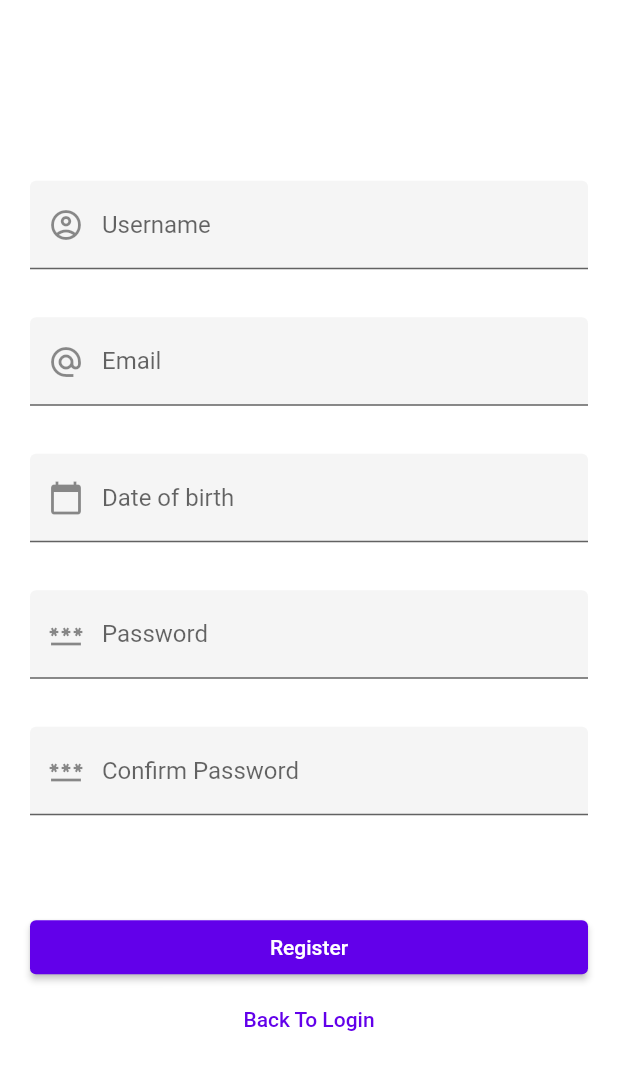
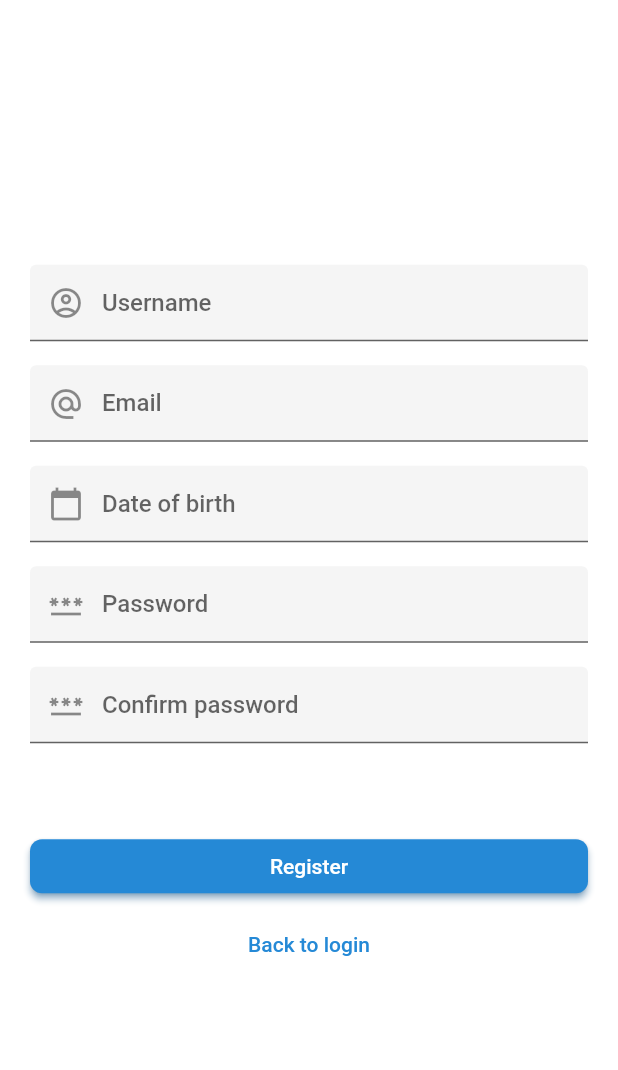
Before and after one commit to PC-Chair-Fight/project-frontend, a Flutter app: the screen it shows after launch, after a tap on "Login", after a tap on "Register", on a phone screen of 412 x 824 dp. Shown: the top 1070 px of the screen. Run offline on Flutter 3.47's test engine with Material 2 defaults, Android fonts, the phone set to English and light mode, and no system bars; our stand-ins replace dio, get_it, shared_preferences.

Commit message:
PCCHAIR-45 Intl Setup, App Theme Update & General Cleanup  (#4)
* Added translation support and cleaned up some code

* Updated the theme to match the UX mock

* PCCHAIR-29 Propagated changes to the register screen

* PCCHAIR-29 Further cleanup

* PCCHAIR-29 Excluded generated files from analysis

* PCCHAIR-29 Created dummy test class

* PCCHAIR-29 Added "_test" prefix to the dummy test class file

* PCCHAIR-29 Tests...

```diff
--- a/analysis_options.yaml
+++ b/analysis_options.yaml
@@ -1,3 +1,9 @@
+analyzer:
+  exclude:
+    - "lib/generated/l10n.dart"
+    - "lib/generated/intl/messages_all.dart"
+    - "lib/generated/intl/messages_en.dart"
+
 linter:
   rules:
     always_use_package_imports: true
--- a/lib/app.dart
+++ b/lib/app.dart
@@ -1,5 +1,8 @@
+import 'package:flutter/cupertino.dart';
 import 'package:flutter/material.dart';
+import 'package:flutter_localizations/flutter_localizations.dart';
 import 'package:project/config/theme.config.dart';
+import 'package:project/generated/l10n.dart';
 import 'package:project/modules/auth/screens/login.screen.dart';
 import 'package:project/modules/auth/screens/register.screen.dart';
 
@@ -9,13 +12,21 @@ class App extends StatelessWidget {
   @override
   Widget build(BuildContext context) {
     return MaterialApp(
-      title: 'Project', // TODO - Internationalize using intl
+      onGenerateTitle: (context) => S.of(context).App_title,
       routes: {
         LoginScreen.route: (context) => LoginScreen(),
         RegisterScreen.route: (context) => RegisterScreen()
       },
       initialRoute: LoginScreen.route,
       theme: ThemeConfig.of(context)!.buildThemeData(),
+      supportedLocales: S.delegate.supportedLocales,
+      localizationsDelegates: [
+        S.delegate,
+        GlobalMaterialLocalizations.delegate,
+        GlobalCupertinoLocalizations.delegate,
+        GlobalWidgetsLocalizations.delegate,
+        DefaultCupertinoLocalizations.delegate
+      ],
     );
   }
 }
--- a/lib/core/exceptions/base.exception.dart
+++ b/lib/core/exceptions/base.exception.dart
@@ -1,12 +1,5 @@
 class BaseException implements Exception {
-  String _message = '';
+  late final String message;
 
-  BaseException([String message = 'An unexpected error occurred']) {
-    _message = message;
-  }
-
-  @override
-  String toString() {
-    return _message;
-  }
+  BaseException(String message) : message = message;
 }
--- a/lib/core/exceptions/unauthorized.exception.dart
+++ /dev/null
@@ -1,6 +0,0 @@
-import 'package:project/core/exceptions/base.exception.dart';
-
-class UnauthorizedException extends BaseException {
-  UnauthorizedException([String message = 'Unauthorized for that action'])
-      : super(message);
-}
--- a/lib/core/exceptions/unexpected.exception.dart
+++ b/lib/core/exceptions/unexpected.exception.dart
@@ -1,6 +1,6 @@
 import 'package:project/core/exceptions/base.exception.dart';
+import 'package:project/generated/l10n.dart';
 
 class UnexpectedException extends BaseException {
-  UnexpectedException([String message = 'An unexpected error occurred'])
-      : super(message);
+  UnexpectedException() : super(S.current.Exception_unexpected);
 }
--- a/lib/modules/auth/widgets/login.widget.dart
+++ b/lib/modules/auth/widgets/login.widget.dart
@@ -1,8 +1,11 @@
 import 'package:flutter/material.dart';
 import 'package:project/config/theme.config.dart';
+import 'package:project/generated/l10n.dart';
 import 'package:project/modules/auth/providers/auth.provider.dart';
 import 'package:project/modules/auth/screens/register.screen.dart';
 import 'package:project/modules/shared/utils/validators.utils.dart';
+import 'package:project/modules/shared/widgets/app_logo.widget.dart';
+import 'package:project/modules/shared/widgets/labeled_divider.widget.dart';
 import 'package:provider/provider.dart';
 
 // Define a custom Form widget.
@@ -32,31 +35,7 @@ class LoginState extends State<Login> {
 
   @override
   Widget build(BuildContext context) {
-    final AuthProvider _authProvider = Provider.of<AuthProvider>(context);
-
-    void login() {
-      _authProvider
-          .login(emailController.value.text, passwordController.value.text)
-          .whenComplete(() {
-        ScaffoldMessenger.of(context).showSnackBar(
-          SnackBar(
-            backgroundColor: _authProvider.error == null
-                ? ThemeConfig.of(context)!.successColor
-                : ThemeConfig.of(context)!.errorColor,
-            content: Text(
-              _authProvider.error?.toString() ?? 'Authentication successful',
-              textAlign: TextAlign.center,
-              style: TextStyle(
-                color: _authProvider.error == null
-                    ? ThemeConfig.of(context)!.onSuccessColor
-                    : ThemeConfig.of(context)!.onErrorColor,
-              ),
-            ),
-            duration: Duration(seconds: 4),
-          ),
-        );
-      });
-    }
+    final AuthProvider authProvider = Provider.of<AuthProvider>(context);
 
     // Build a Form widget using the _formKey created above.
     return Form(
@@ -67,84 +46,99 @@ class LoginState extends State<Login> {
           crossAxisAlignment: CrossAxisAlignment.stretch,
           mainAxisAlignment: MainAxisAlignment.center,
           children: <Widget>[
+            SizedBox(
+              height: 128,
+              width: 128,
+              child: AppLogo(),
+            ),
+            SizedBox(height: ThemeConfig.of(context)!.mediumSpacing),
             Text(
-              'Welcome',
-              style: TextStyle(fontSize: ThemeConfig.of(context)!.headline1),
+              S.of(context).LoginScreen_title,
+              style: Theme.of(context).textTheme.headline4,
               textAlign: TextAlign.center,
             ),
-            SizedBox(height: ThemeConfig.of(context)!.largestSpacing),
+            SizedBox(height: ThemeConfig.of(context)!.largeSpacing),
             TextFormField(
               controller: emailController,
-                // The validator receives the text that the user has entered.
               validator: (value) => UtilValidators.guard(value)
-                    .required('Please enter your email')
+                  .required(S.of(context).LoginScreen_validator_email_required)
                   .message,
               decoration: InputDecoration(
-                    label: Text('Email'),
-                    prefixIcon: Icon(Icons.alternate_email))),
-            SizedBox(height: ThemeConfig.of(context)!.largeSpacing),
+                label: Text(S.of(context).LoginScreen_email_input_label),
+                prefixIcon: Icon(Icons.alternate_email),
+              ),
+            ),
+            SizedBox(height: ThemeConfig.of(context)!.mediumSpacing),
             TextFormField(
               obscureText: true,
               enableSuggestions: false,
               autocorrect: false,
               controller: passwordController,
-              // The validator receives the text that the user has entered.
               validator: (value) => UtilValidators.guard(value)
-                  .required('Please enter your password')
+                  .required(
+                      S.of(context).LoginScreen_validator_password_required)
                   .message,
               decoration: InputDecoration(
-                  label: Text('Password'), prefixIcon: Icon(Icons.password)),
+                label: Text(S.of(context).LoginScreen_password_input_label),
+                prefixIcon: Icon(Icons.password),
+              ),
             ),
             SizedBox(height: ThemeConfig.of(context)!.largestSpacing),
             SizedBox(
               child: ElevatedButton(
-                onPressed: () {
-                  // Validate returns true if the form is valid, or false otherwise.
-                  if (_formKey.currentState!.validate()) {
-                    login();
-                  }
-                },
-                child: const Text('Login'),
+                onPressed: () => _login(authProvider),
+                child: Text(S.of(context).LoginScreen_login_button),
               ),
             ),
             SizedBox(height: ThemeConfig.of(context)!.largeSpacing),
-            SizedBox(
-                child: Row(
-              mainAxisAlignment: MainAxisAlignment.center,
-              children: [
-                Expanded(child: Divider()),
-                Padding(
-                  padding: const EdgeInsets.symmetric(horizontal: 10),
-                  child: Text('OR'),
+            LabeledDivider(
+              label: Text(S.of(context).LoginScreen_or),
             ),
-                Expanded(child: Divider())
-              ],
-            )),
             SizedBox(height: ThemeConfig.of(context)!.largeSpacing),
-            SizedBox(
-              child: ElevatedButton(
+            OutlinedButton(
               onPressed: () =>
                   Navigator.pushNamed(context, RegisterScreen.route),
-                child: const Text('Register'),
-              ),
+              child: Text(S.of(context).LoginScreen_register_button),
             ),
             SizedBox(height: ThemeConfig.of(context)!.mediumSpacing),
-            SizedBox(
-              child: ElevatedButton(
+            ElevatedButton(
               onPressed: null,
-                child: const Text('Continue with Google'),
-              ),
+              child: Text(S.of(context).LoginScreen_google_button),
             ),
             SizedBox(height: ThemeConfig.of(context)!.mediumSpacing),
-            SizedBox(
-              child: ElevatedButton(
+            ElevatedButton(
               onPressed: null,
-                child: const Text('Continue with Facebook'),
-              ),
+              child: Text(S.of(context).LoginScreen_facebook_button),
             ),
           ],
         ),
       ),
     );
   }
+
+  void _login(AuthProvider authProvider) {
+    if (_formKey.currentState?.validate() ?? false) {
+      authProvider
+          .login(emailController.value.text, passwordController.value.text)
+          .whenComplete(() {
+        ScaffoldMessenger.of(context).showSnackBar(
+          SnackBar(
+            backgroundColor: authProvider.error == null
+                ? ThemeConfig.of(context)!.successColor
+                : ThemeConfig.of(context)!.errorColor,
+            content: Text(
+              authProvider.error?.message ?? S.of(context).LoginScreen_success,
+              textAlign: TextAlign.center,
+              style: TextStyle(
+                color: authProvider.error == null
+                    ? ThemeConfig.of(context)!.onSuccessColor
+                    : ThemeConfig.of(context)!.onErrorColor,
+              ),
+            ),
+            duration: Duration(seconds: 4),
+          ),
+        );
+      });
     }
+  }
+}
--- a/lib/modules/auth/widgets/register.widget.dart
+++ b/lib/modules/auth/widgets/register.widget.dart
@@ -1,6 +1,8 @@
 import 'package:flutter/cupertino.dart';
 import 'package:flutter/material.dart';
+import 'package:intl/intl.dart';
 import 'package:project/config/theme.config.dart';
+import 'package:project/generated/l10n.dart';
 import 'package:project/modules/auth/providers/auth.provider.dart';
 import 'package:project/modules/shared/utils/validators.utils.dart';
 import 'package:provider/provider.dart';
@@ -39,7 +41,7 @@ class _RegisterState extends State<Register> {
     return Form(
       key: _formKey,
       child: Padding(
-        padding: EdgeInsets.symmetric(horizontal: 20),
+        padding: EdgeInsets.all(ThemeConfig.of(context)!.appMargin),
         child: Column(
           crossAxisAlignment: CrossAxisAlignment.stretch,
           mainAxisAlignment: MainAxisAlignment.center,
@@ -48,61 +50,62 @@ class _RegisterState extends State<Register> {
               textInputAction: TextInputAction.next,
               controller: usernameController,
               validator: (value) => UtilValidators.guard(value)
-                    .required('Please enter an username')
+                  .required(S.of(context).RegisterScreen_username_required)
                   .message,
               decoration: InputDecoration(
-                    label: Text('Username'),
-                    prefixIcon: Icon(Icons.account_circle_outlined))),
-            SizedBox(
-              height: ThemeConfig.of(context)!.largeSpacing,
+                label: Text(S.of(context).RegisterScreen_username_input_label),
+                prefixIcon: Icon(Icons.account_circle_outlined),
               ),
+            ),
+            SizedBox(height: ThemeConfig.of(context)!.mediumSpacing),
             TextFormField(
               textInputAction: TextInputAction.next,
               controller: emailController,
               validator: (value) => UtilValidators.guard(value)
-                    .required('Please enter your email address')
+                  .required(S.of(context).LoginScreen_validator_email_required)
                   .message,
               decoration: InputDecoration(
-                    label: Text('Email'),
-                    prefixIcon: Icon(Icons.alternate_email))),
-            SizedBox(
-              height: ThemeConfig.of(context)!.largeSpacing,
+                label: Text(S.of(context).LoginScreen_email_input_label),
+                prefixIcon: Icon(Icons.alternate_email),
               ),
+            ),
+            SizedBox(height: ThemeConfig.of(context)!.mediumSpacing),
             TextFormField(
               readOnly: true,
               onTap: () => _selectDate(context),
               controller: dateOfBirthController,
+              validator: (value) => UtilValidators.guard(value)
+                  .required(S.of(context).RegisterScreen_date_of_birth_required)
+                  .message,
               decoration: InputDecoration(
-                label: Text('Date of birth'),
+                label: Text(
+                    S.of(context).RegisterScreen_date_of_birth_input_label),
                 prefixIcon: Icon(Icons.calendar_today),
               ),
-              validator: (value) => UtilValidators.guard(value)
-                  .required('Please enter your date of birth')
-                  .message,
             ),
-            SizedBox(
-              height: ThemeConfig.of(context)!.largeSpacing,
-            ),
+            SizedBox(height: ThemeConfig.of(context)!.mediumSpacing),
             TextFormField(
               obscureText: true,
               enableSuggestions: false,
               autocorrect: false,
               textInputAction: TextInputAction.next,
               controller: passwordController,
-                validator: (value) =>
-                    // UtilValidators.required(value, 'Enter a valid password'),
-                    UtilValidators.guard(value)
-                        .required('Please enter a password')
-                        .atLeast(
-                            3, 'Password should be at least 3 characters long')
-                        .contains(" !\"#\$%&'()*+,-./:;<=>?@[]^_`{|}~", 1,
-                            'Password should contain at least 1 special character')
+              validator: (value) => UtilValidators.guard(value)
+                  .required(S.of(context).RegisterScreen_password_required)
+                  .atLeast(3, S.of(context).RegisterScreen_password_too_short)
+                  .contains(
+                      " !\"#\$%&'()*+,-./:;<=>?@[]^_`{|}~",
+                      1,
+                      S
+                          .of(context)
+                          .RegisterScreen_password_no_special_characters)
                   .message,
               decoration: InputDecoration(
-                    label: Text('Password'), prefixIcon: Icon(Icons.password))),
-            SizedBox(
-              height: ThemeConfig.of(context)!.largeSpacing,
+                label: Text('Password'),
+                prefixIcon: Icon(Icons.password),
               ),
+            ),
+            SizedBox(height: ThemeConfig.of(context)!.mediumSpacing),
             TextFormField(
               obscureText: true,
               enableSuggestions: false,
@@ -110,28 +113,31 @@ class _RegisterState extends State<Register> {
               textInputAction: TextInputAction.done,
               controller: confirmPasswordController,
               validator: (value) => UtilValidators.guard(value)
-                    .required('Please confirm your password')
+                  .required(
+                      S.of(context).RegisterScreen_confirm_password_required)
                   .equal(
-                        passwordController.value.text, 'Passwords do not match')
+                      passwordController.value.text,
+                      S
+                          .of(context)
+                          .RegisterScreen_confirm_password_does_not_match)
                   .message,
               decoration: InputDecoration(
-                    label: Text('Confirm Password'),
-                    prefixIcon: Icon(Icons.password))),
-            SizedBox(height: ThemeConfig.of(context)!.largestSpacing),
-            SizedBox(
-              child: ElevatedButton(
-                onPressed: () {
-                  if (_formKey.currentState!.validate())
-                    register(_authProvider);
-                },
-                child: const Text('Register'),
+                label: Text(
+                    S.of(context).RegisterScreen_confirm_password_input_label),
+                prefixIcon: Icon(Icons.password),
               ),
             ),
-            SizedBox(
-              child: TextButton(
+            SizedBox(height: ThemeConfig.of(context)!.largestSpacing),
+            ElevatedButton(
+              onPressed: () {
+                if (_formKey.currentState!.validate()) _register(_authProvider);
+              },
+              child: Text(S.of(context).RegisterScreen_register_button),
+            ),
+            SizedBox(height: ThemeConfig.of(context)!.mediumSpacing),
+            TextButton(
               onPressed: () => Navigator.of(context).pop(),
-                child: const Text('Back To Login'),
-              ),
+              child: Text(S.of(context).RegisterScreen_back_to_login_button),
             )
           ],
         ),
@@ -149,14 +155,12 @@ class _RegisterState extends State<Register> {
     if (picked != null && picked != _selectedDate)
       setState(() {
         _selectedDate = picked;
-
-        // TODO use format from intl when available
         dateOfBirthController.text =
-            '${picked.toLocal().day}/${picked.toLocal().month}/${picked.toLocal().year}';
+            DateFormat(DateFormat.YEAR_NUM_MONTH_DAY).format(picked);
       });
   }
 
-  register(AuthProvider authProvider) {
+  _register(AuthProvider authProvider) {
     authProvider
         .register(usernameController.value.text, emailController.value.text,
             _selectedDate, passwordController.value.text)
@@ -167,7 +171,8 @@ class _RegisterState extends State<Register> {
               ? ThemeConfig.of(context)!.successColor
               : ThemeConfig.of(context)!.errorColor,
           content: Text(
-            authProvider.error?.toString() ?? 'Account created',
+            authProvider.error?.toString() ??
+                S.of(context).RegisterScreen_success,
             textAlign: TextAlign.center,
             style: TextStyle(
               color: authProvider.error == null
--- /dev/null
+++ b/lib/modules/shared/widgets/app_logo.widget.dart
@@ -0,0 +1,20 @@
+import 'package:flutter/material.dart';
+import 'package:project/config/theme.config.dart';
+
+class AppLogo extends StatelessWidget {
+  const AppLogo({Key? key}) : super(key: key);
+
+  @override
+  Widget build(BuildContext context) {
+    // TODO - Replace with the real logo
+    return Material(
+      color: ThemeConfig.of(context)!.surfaceColor,
+      elevation: 4,
+      shape: CircleBorder(),
+      child: Padding(
+        padding: EdgeInsets.all(ThemeConfig.of(context)!.appMargin),
+        child: FlutterLogo(),
+      ),
+    );
+  }
+}
--- /dev/null
+++ b/lib/modules/shared/widgets/labeled_divider.widget.dart
@@ -0,0 +1,30 @@
+import 'package:flutter/material.dart';
+import 'package:project/config/theme.config.dart';
+
+class LabeledDivider extends StatelessWidget {
+  final Widget label;
+
+  const LabeledDivider({
+    Key? key,
+    required this.label,
+  }) : super(key: key);
+
+  @override
+  Widget build(BuildContext context) {
+    return Row(
+      children: [
+        Expanded(child: Divider()),
+        Padding(
+          padding: EdgeInsets.symmetric(
+            horizontal: ThemeConfig.of(context)!.mediumSpacing,
+          ),
+          child: DefaultTextStyle(
+            child: label,
+            style: ThemeConfig.of(context)!.caption,
+          ),
+        ),
+        Expanded(child: Divider())
+      ],
+    );
+  }
+}
```
Also changed, not shown: lib/core/exceptions/connection_timed_out.exception.dart (added, +7 -0 lines), lib/core/exceptions/invalid_login_cedentials.exception.dart (added, +7 -0 lines), lib/l10n/intl_en.arb (added, +43 -0 lines), lib/modules/auth/providers/auth.provider.dart (+4 -16 lines), lib/modules/auth/services/auth.service.dart (+8 -16 lines), pubspec.yaml (+9 -0 lines), lib/config/theme.config.dart, lib/generated/intl/messages_all.dart (added), lib/generated/intl/messages_en.dart (added), lib/generated/l10n.dart (added), pubspec.lock, 1 other file. Lines whose indentation alone changed are shown as unchanged.
